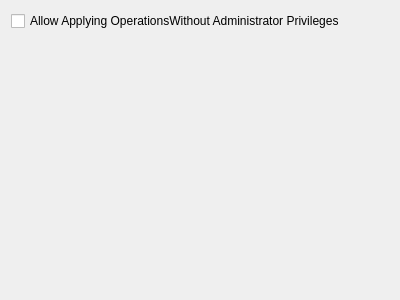
This is src/gui/configurepagegeneral.ui in KDE/partitionmanager as Qt 5 draws it before an edit. The edited form follows.
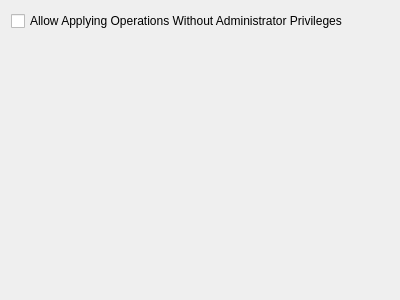
This is the edited form.

```diff
--- a/src/gui/configurepagegeneral.ui
+++ b/src/gui/configurepagegeneral.ui
@@ -17,7 +17,7 @@
    <item row="0" column="0">
     <widget class="QCheckBox" name="kcfg_allowApplyOperationsAsNonRoot">
      <property name="text">
-      <string>Allow Applying OperationsWithout Administrator Privileges</string>
+      <string>Allow Applying Operations Without Administrator Privileges</string>
      </property>
     </widget>
    </item>
```
